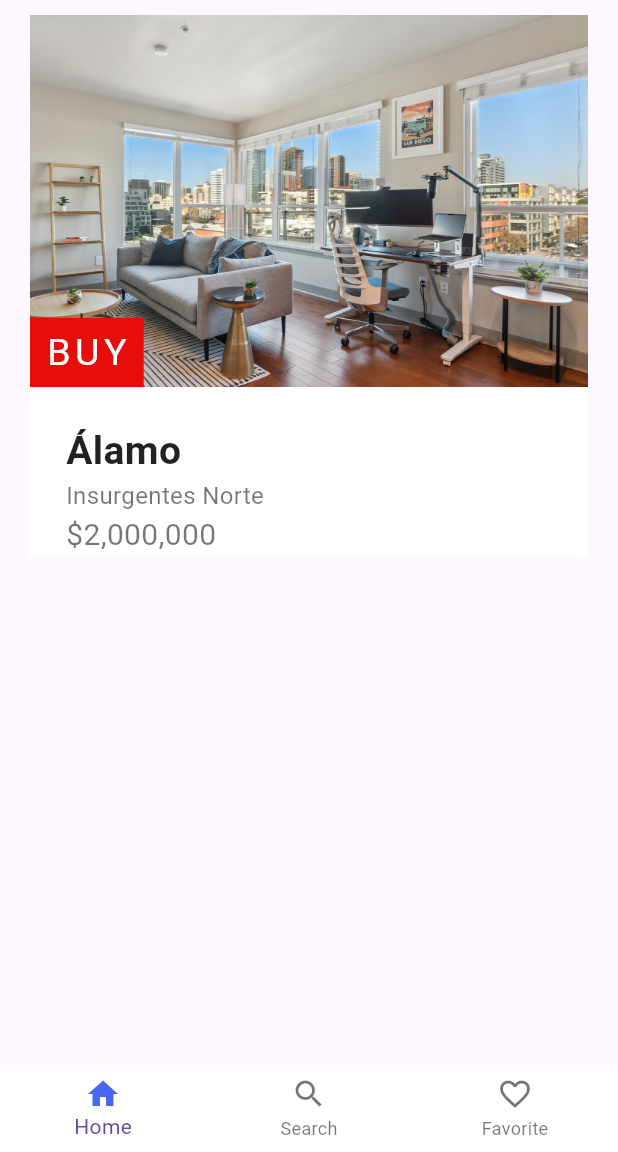
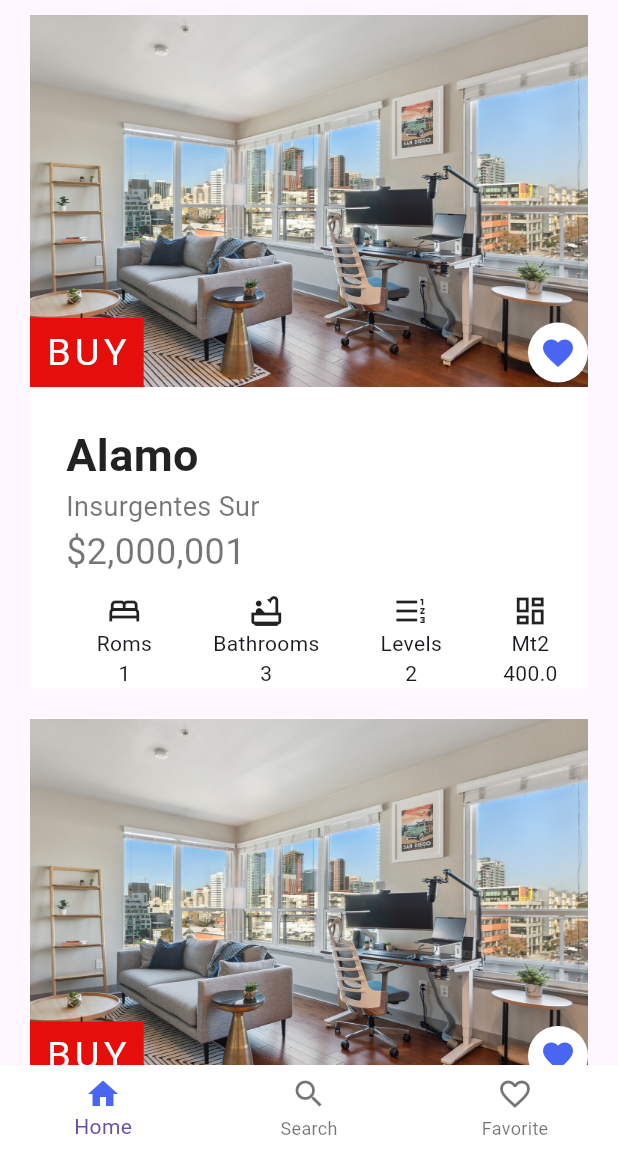
Before and after one commit to edervzz/markup, a Flutter app: the screen it shows after launch, on a phone screen of 412 x 824 dp, the part 84-1236 px from its top. Run offline on Flutter 3.47's test engine with Material 2 defaults, Android fonts, the light colour scheme and no system bars; missing offline and left inert: animated_button_bar; generated files the repository leaves out were written again; Roboto replaces fonts that are missing (Calibri).

Commit message:
✨property card

```diff
--- a/mercury/lib/constants/constants.dart
+++ b/mercury/lib/constants.dart
@@ -2,4 +2,5 @@ import 'package:flutter/material.dart';
 
 const mainColor = Color(0xFF4966F2);
 const activeColor = Color(0xFF49F2A3);
+const alertColor = Color(0xFFE50E0B);
 const pasiveColor = Color.fromARGB(255, 106, 106, 106);
--- a/mercury/lib/container_screen.dart
+++ /dev/null
@@ -1,87 +0,0 @@
-import 'package:flutter/material.dart';
-import 'package:mercury/constants/constants.dart';
-import 'package:mercury/presentation/favorites_screen.dart';
-import 'package:mercury/presentation/home_screen.dart';
-import 'package:mercury/presentation/search_screen.dart';
-import 'package:mercury/presentation/widgets/navbar.dart';
-import 'package:flutter_gen/gen_l10n/app_localizations.dart';
-
-class ContainerScreen extends StatefulWidget {
-  static String name = 'home-screen';
-  const ContainerScreen({super.key});
-
-  @override
-  State<ContainerScreen> createState() => _ContainerScreenState();
-}
-
-class _ContainerScreenState extends State<ContainerScreen> {
-  int screenIndex = 0;
-  final List<Widget> screens = [
-    const HomeScreen(),
-    const SearchScreen(),
-    const FavoriteScreen(),
-  ];
-
-  @override
-  Widget build(BuildContext context) {
-    final navButtons = [
-      BottomNavigationBarItem(
-        icon: const Icon(Icons.home_outlined),
-        activeIcon: const Icon(Icons.home, color: mainColor),
-        label: AppLocalizations.of(context)!.home,
-      ),
-      BottomNavigationBarItem(
-        icon: const Icon(Icons.search_outlined),
-        activeIcon: const Icon(Icons.search, color: mainColor),
-        label: AppLocalizations.of(context)!.search,
-      ),
-      BottomNavigationBarItem(
-        icon: const Icon(Icons.favorite_outline),
-        activeIcon: const Icon(Icons.favorite, color: mainColor),
-        label: AppLocalizations.of(context)!.favorite,
-      ),
-    ];
-
-    return Scaffold(
-      endDrawer: const NavBar(),
-      appBar: AppBar(
-          foregroundColor: Colors.white,
-          backgroundColor: mainColor, //234099
-          centerTitle: true,
-          title: Row(
-            mainAxisAlignment: MainAxisAlignment.start,
-            children: [
-              Image.asset(
-                'assets/images/logo_white_markup.png',
-                fit: BoxFit.fitHeight,
-                height: 40,
-              ),
-              const Padding(
-                padding: EdgeInsets.symmetric(horizontal: 5),
-              ),
-              Image.asset(
-                'assets/images/text_white_markup.png',
-                fit: BoxFit.fitHeight,
-                height: 40,
-              ),
-              const Padding(
-                padding: EdgeInsets.symmetric(horizontal: 25),
-              ),
-            ],
-          )),
-      body: screens[screenIndex],
-      bottomNavigationBar: BottomNavigationBar(
-          elevation: 0,
-          backgroundColor: Colors.white,
-          currentIndex: screenIndex,
-          onTap: (value) {
-            setState(() {
-              screenIndex = value;
-            });
-          },
-          //views home
-          type: BottomNavigationBarType.fixed,
-          items: navButtons),
-    );
-  }
-}
--- /dev/null
+++ b/mercury/lib/entities/property.dart
@@ -0,0 +1,23 @@
+class Property {
+  final String type;
+  final int rooms;
+  final int bathrooms;
+  final int levels;
+  final double mt2;
+  final String propertyName;
+  final String location;
+  final double price;
+  final bool isFavorite;
+
+  Property({
+    String type = "buy",
+    required this.rooms,
+    required this.bathrooms,
+    required this.levels,
+    required this.mt2,
+    required this.propertyName,
+    required this.location,
+    required this.price,
+    required this.isFavorite,
+  }) : type = type.toUpperCase();
+}
--- a/mercury/lib/l10n/app_en.arb
+++ b/mercury/lib/l10n/app_en.arb
@@ -16,5 +16,12 @@
   "search": "Search",
   "favorite": "Favorite",
   "contact": "Contact Us",
-  "search_header": "WHAT ARE YOU LOOKING FOR?"
+  "search_header": "WHAT ARE YOU LOOKING FOR?",
+  "rooms": "Roms",
+  "bathrooms": "Bathrooms",
+  "levels": "Levels",
+  "mt2": "Mt2",
+  "text01": "The house of your dreams \n just one step away!",
+  "callus": "Call Us",
+  "mailus": "Send an email"
 }
--- a/mercury/lib/l10n/app_es.arb
+++ b/mercury/lib/l10n/app_es.arb
@@ -13,5 +13,12 @@
     "search": "Search",
     "favorite": "Favorite",
     "contact": "Contact Us",
-    "search_header": "¿QUÉ ESTÁS BUSCANDO?"
+    "search_header": "¿QUÉ ESTÁS BUSCANDO?",
+    "rooms": "Habitaciones",
+    "bathrooms": "Baños",
+    "levels": "Niveles",
+    "mt2": "Mt2",
+    "text01": "¡La casa de tus \n sueños a un paso!",
+    "callus": "Llámanos",
+    "mailus": "Envía un email"
 }
--- a/mercury/lib/main.dart
+++ b/mercury/lib/main.dart
@@ -1,7 +1,11 @@
 import 'package:flutter/material.dart';
 import 'package:flutter/services.dart';
 import 'package:flutter_gen/gen_l10n/app_localizations.dart';
-import 'package:mercury/container_screen.dart';
+import 'package:mercury/widgets/container_widget.dart';
+
+const mainColor = Color(0xFF4966F2);
+const activeColor = Color(0xFF49F2A3);
+const pasiveColor = Color.fromARGB(255, 106, 106, 106);
 
 void main() {
   runApp(const MainApp());
@@ -14,13 +18,15 @@ class MainApp extends StatelessWidget {
   Widget build(BuildContext context) {
     SystemChrome.setPreferredOrientations([DeviceOrientation.portraitUp]);
     return MaterialApp(
+      debugShowCheckedModeBanner: true,
+      checkerboardOffscreenLayers: true,
       localizationsDelegates: AppLocalizations.localizationsDelegates,
       supportedLocales: AppLocalizations.supportedLocales,
       theme: ThemeData(
         useMaterial3: true,
         fontFamily: "Calibri",
       ),
-      home: const ContainerScreen(),
+      home: ContainerWidget(),
     );
   }
 }
--- a/mercury/lib/presentation/home_screen.dart
+++ /dev/null
@@ -1,22 +0,0 @@
-import 'package:flutter/material.dart';
-import 'package:mercury/presentation/widgets/property_main_info.dart';
-
-class HomeScreen extends StatefulWidget {
-  const HomeScreen({super.key});
-
-  @override
-  State<StatefulWidget> createState() => _HomeScreenState();
-}
-
-class _HomeScreenState extends State<HomeScreen> {
-  @override
-  Widget build(BuildContext context) {
-    return const Center(
-      child: Column(
-        children: [
-          PropertyMainInfo(),
-        ],
-      ),
-    );
-  }
-}
--- a/mercury/lib/presentation/widgets/property_main_info.dart
+++ /dev/null
@@ -1,76 +0,0 @@
-import 'package:flutter/material.dart';
-
-class PropertyMainInfo extends StatefulWidget {
-  const PropertyMainInfo({super.key});
-
-  @override
-  State<StatefulWidget> createState() => _PropertyMainInfoState();
-}
-
-class _PropertyMainInfoState extends State<PropertyMainInfo> {
-  @override
-  Widget build(BuildContext context) {
-    return Container(
-      color: Colors.white,
-      margin: const EdgeInsets.symmetric(horizontal: 20, vertical: 10),
-      child:
-          // Card(
-          // child:
-          Column(
-        crossAxisAlignment: CrossAxisAlignment.start,
-        children: [
-          Stack(
-            alignment: AlignmentDirectional.bottomStart,
-            children: [
-              Image.asset("assets/images/background.jpg", fit: BoxFit.cover),
-              Container(
-                color: const Color(0xFFE50E0B),
-                padding:
-                    const EdgeInsets.symmetric(horizontal: 10, vertical: 5),
-                child: const Text(
-                  "BUY",
-                  style: TextStyle(
-                    color: Colors.white,
-                    fontSize: 25,
-                    letterSpacing: 3,
-                  ),
-                ),
-              ),
-            ],
-          ),
-          Container(
-            margin: const EdgeInsets.only(left: 24, top: 24),
-            child: const Column(
-              crossAxisAlignment: CrossAxisAlignment.start,
-              children: [
-                Text(
-                  "Álamo",
-                  style: TextStyle(
-                    fontWeight: FontWeight.bold,
-                    color: Colors.black87,
-                    fontSize: 26,
-                  ),
-                ),
-                Text(
-                  "Insurgentes Norte",
-                  style: TextStyle(
-                    color: Colors.black54,
-                    fontSize: 16,
-                  ),
-                ),
-                Text(
-                  "\$2,000,000",
-                  style: TextStyle(
-                    color: Colors.black54,
-                    fontSize: 20,
-                  ),
-                ),
-              ],
-            ),
-          )
-        ],
-      ),
-      // ),
-    );
-  }
-}
--- /dev/null
+++ b/mercury/lib/screens/home_screen.dart
@@ -0,0 +1,29 @@
+import 'package:flutter/material.dart';
+import 'package:mercury/entities/property.dart';
+import 'package:mercury/widgets/contact_widget.dart';
+import 'package:mercury/widgets/properties_widget.dart';
+
+class HomeScreen extends StatefulWidget {
+  final List<Property>? properties;
+  const HomeScreen({super.key, this.properties});
+
+  @override
+  State<StatefulWidget> createState() => _HomeScreenState();
+}
+
+class _HomeScreenState extends State<HomeScreen> {
+  @override
+  Widget build(BuildContext context) {
+    var props = PropertiesWidget(properties: widget.properties);
+    return Center(
+      child: SingleChildScrollView(
+        child: Column(
+          children: [
+            props,
+            const ContactWidget(),
+          ],
+        ),
+      ),
+    );
+  }
+}
--- a/mercury/lib/presentation/search_screen.dart
+++ b/mercury/lib/screens/search_screen.dart
@@ -1,8 +1,8 @@
 import 'package:flutter/material.dart';
 import 'package:flutter_gen/gen_l10n/app_localizations.dart';
 import 'package:animated_button_bar/animated_button_bar.dart';
-import 'package:mercury/constants/constants.dart';
-import 'package:mercury/presentation/widgets/search_filters.dart';
+import 'package:mercury/constants.dart';
+import 'package:mercury/widgets/search_filters_widget.dart';
 
 class SearchScreen extends StatefulWidget {
   const SearchScreen({super.key});
--- /dev/null
+++ b/mercury/lib/widgets/contact_widget.dart
@@ -0,0 +1,89 @@
+import 'package:flutter/material.dart';
+import 'package:flutter_gen/gen_l10n/app_localizations.dart';
+
+class ContactWidget extends StatefulWidget {
+  const ContactWidget({super.key});
+
+  @override
+  State<StatefulWidget> createState() => ContactWidgetState();
+}
+
+class ContactWidgetState extends State<ContactWidget> {
+  @override
+  Widget build(BuildContext context) {
+    return Center(
+      child: Column(
+        children: [
+          Padding(
+            padding: const EdgeInsets.symmetric(vertical: 20),
+            child: Text(
+              AppLocalizations.of(context)!.text01,
+              textAlign: TextAlign.center,
+              style: const TextStyle(fontSize: 20),
+            ),
+          ),
+          const Icon(
+            Icons.phone_outlined,
+            color: Colors.red,
+            size: 35,
+          ),
+          Padding(
+            padding: const EdgeInsets.symmetric(vertical: 20),
+            child: Column(
+              children: [
+                Text(
+                  AppLocalizations.of(context)!.callus,
+                  textAlign: TextAlign.center,
+                  style: const TextStyle(
+                    fontSize: 20,
+                    fontWeight: FontWeight.bold,
+                  ),
+                ),
+                TextButton(
+                  onPressed: () => {},
+                  child: const Text(
+                    "55 4811 8173",
+                    textAlign: TextAlign.center,
+                    style: TextStyle(
+                      fontSize: 20,
+                    ),
+                  ),
+                ),
+              ],
+            ),
+          ),
+          const Icon(
+            Icons.mail_outline,
+            color: Colors.red,
+            size: 35,
+          ),
+          Padding(
+            padding: const EdgeInsets.symmetric(vertical: 20),
+            child: Column(
+              children: [
+                Text(
+                  AppLocalizations.of(context)!.callus,
+                  textAlign: TextAlign.center,
+                  style: const TextStyle(
+                    fontSize: 20,
+                    fontWeight: FontWeight.bold,
+                  ),
+                ),
+                TextButton(
+                  onPressed: () => {},
+                  child: const Text(
+                    "info@markup.mx",
+                    textAlign: TextAlign.center,
+                    style: TextStyle(
+                      fontSize: 20,
+                    ),
+                  ),
+                ),
+              ],
+            ),
+          ),
+        ],
+      ),
+    );
+  }
+}
--- /dev/null
+++ b/mercury/lib/widgets/container_widget.dart
@@ -0,0 +1,156 @@
+import 'package:flutter/material.dart';
+import 'package:mercury/constants.dart';
+import 'package:mercury/entities/property.dart';
+import 'package:mercury/screens/favorites_screen.dart';
+import 'package:mercury/screens/home_screen.dart';
+import 'package:mercury/screens/search_screen.dart';
+import 'package:mercury/widgets/navbar_widget.dart';
+import 'package:flutter_gen/gen_l10n/app_localizations.dart';
+
+class ContainerWidget extends StatefulWidget {
+  static String name = 'home-screen';
+  late List<Property> properties;
+  ContainerWidget({super.key}) {
+    properties = List.empty(growable: true);
+    properties.add(
+      Property(
+          type: "buy",
+          rooms: 1,
+          mt2: 400,
+          levels: 2,
+          location: "Insurgentes Sur",
+          price: 2000001,
+          propertyName: "Alamo",
+          bathrooms: 3,
+          isFavorite: true),
+    );
+    properties.add(
+      Property(
+          type: "rent",
+          rooms: 2,
+          bathrooms: 1,
+          levels: 1,
+          mt2: 84,
+          location: "Bonfil",
+          price: 8003,
+          propertyName: "Av 16 de Septiembre",
+          isFavorite: false),
+    );
+  }
+
+  @override
+  State<ContainerWidget> createState() => _ContainerWidgetState();
+}
+
+class _ContainerWidgetState extends State<ContainerWidget> {
+  int screenIndex = 0;
+
+  List<Widget> screens = List.empty(growable: true);
+  List<Property> properties = List.empty(growable: true);
+
+  @override
+  Widget build(BuildContext context) {
+    properties = List.empty(growable: true);
+    properties.add(
+      Property(
+          type: "buy",
+          rooms: 1,
+          mt2: 400,
+          levels: 2,
+          location: "Insurgentes Sur",
+          price: 2000001,
+          propertyName: "Alamo",
+          bathrooms: 3,
+          isFavorite: true),
+    );
+    properties.add(
+      Property(
+          type: "buy",
+          rooms: 1,
+          mt2: 400,
+          levels: 2,
+          location: "Insurgentes Sur",
+          price: 2000001,
+          propertyName: "ZXCV",
+          bathrooms: 3,
+          isFavorite: true),
+    );
+    properties.add(
+      Property(
+          type: "rent",
+          rooms: 2,
+          bathrooms: 1,
+          levels: 1,
+          mt2: 84,
+          location: "Bonfil",
+          price: 8003,
+          propertyName: "Av 16 de Septiembre",
+          isFavorite: false),
+    );
+    screens.add(HomeScreen(
+      properties: properties,
+    ));
+    screens.add(const SearchScreen());
+    screens.add(const SearchScreen());
+
+    final navButtons = [
+      BottomNavigationBarItem(
+        icon: const Icon(Icons.home_outlined),
+        activeIcon: const Icon(Icons.home, color: mainColor),
+        label: AppLocalizations.of(context)!.home,
+      ),
+      BottomNavigationBarItem(
+        icon: const Icon(Icons.search_outlined),
+        activeIcon: const Icon(Icons.search, color: mainColor),
+        label: AppLocalizations.of(context)!.search,
+      ),
+      BottomNavigationBarItem(
+        icon: const Icon(Icons.favorite_outline),
+        activeIcon: const Icon(Icons.favorite, color: mainColor),
+        label: AppLocalizations.of(context)!.favorite,
+      ),
+    ];
+
+    return Scaffold(
+      endDrawer: const NavBarWidget(),
+      appBar: AppBar(
+          foregroundColor: Colors.white,
+          backgroundColor: mainColor, //234099
+          centerTitle: true,
+          title: Row(
+            mainAxisAlignment: MainAxisAlignment.start,
+            children: [
+              Image.asset(
+                'assets/images/logo_white_markup.png',
+                fit: BoxFit.fitHeight,
+                height: 40,
+              ),
+              const Padding(
+                padding: EdgeInsets.symmetric(horizontal: 5),
+              ),
+              Image.asset(
+                'assets/images/text_white_markup.png',
+                fit: BoxFit.fitHeight,
+                height: 40,
+              ),
+              const Padding(
+                padding: EdgeInsets.symmetric(horizontal: 25),
+              ),
+            ],
+          )),
+      body: screens[screenIndex],
+      bottomNavigationBar: BottomNavigationBar(
+          elevation: 0,
+          backgroundColor: Colors.white,
+          currentIndex: screenIndex,
+          onTap: (value) {
+            setState(() {
+              screenIndex = value;
+            });
+          },
+          //views home
+          type: BottomNavigationBarType.fixed,
+          items: navButtons),
+    );
+  }
+}
--- a/mercury/lib/presentation/widgets/navbar.dart
+++ b/mercury/lib/widgets/navbar_widget.dart
@@ -1,16 +1,16 @@
 import 'package:flutter/material.dart';
 import 'package:flutter_gen/gen_l10n/app_localizations.dart';
 
-import '../../constants/constants.dart';
+import '../constants.dart';
 
-class NavBar extends StatefulWidget {
-  const NavBar({super.key});
+class NavBarWidget extends StatefulWidget {
+  const NavBarWidget({super.key});
 
   @override
-  State<StatefulWidget> createState() => _NavBar();
+  State<StatefulWidget> createState() => _NavBarState();
 }
 
-class _NavBar extends State<NavBar> {
+class _NavBarState extends State<NavBarWidget> {
   @override
   Widget build(BuildContext context) {
     return Drawer(
--- /dev/null
+++ b/mercury/lib/widgets/properties_widget.dart
@@ -0,0 +1,28 @@
+import 'package:flutter/widgets.dart';
+import 'package:mercury/entities/property.dart';
+import 'package:mercury/widgets/property_widget.dart';
+
+class PropertiesWidget extends StatefulWidget {
+  final List<Property>? properties;
+
+  const PropertiesWidget({super.key, required this.properties});
+
+  @override
+  State<StatefulWidget> createState() => PropertiesWidgetState();
+}
+
+class PropertiesWidgetState extends State<PropertiesWidget> {
+  @override
+  Widget build(BuildContext context) {
+    List<Widget> props = List.empty(growable: true);
+    if (widget.properties != null) {
+      for (var element in widget.properties!) {
+        props.add(PropertyWidget(property: element));
+      }
+    }
+
+    return Column(
+      children: [...props],
+    );
+  }
+}
--- /dev/null
+++ b/mercury/lib/widgets/property_widget.dart
@@ -0,0 +1,127 @@
+import 'package:flutter/material.dart';
+import 'package:flutter_gen/gen_l10n/app_localizations.dart';
+import 'package:intl/intl.dart';
+import 'package:mercury/constants.dart';
+
+import '../entities/property.dart';
+
+class PropertyWidget extends StatefulWidget {
+  final Property property;
+
+  const PropertyWidget({
+    super.key,
+    String types = "",
+    required this.property,
+  });
+
+  @override
+  State<StatefulWidget> createState() => _PropertyWidgetState();
+}
+
+class _PropertyWidgetState extends State<PropertyWidget> {
+  @override
+  Widget build(BuildContext context) {
+    return Container(
+      color: Colors.white,
+      margin: const EdgeInsets.symmetric(horizontal: 20, vertical: 10),
+      child: Column(
+        crossAxisAlignment: CrossAxisAlignment.start,
+        children: [
+          Stack(
+            alignment: AlignmentDirectional.bottomStart,
+            children: [
+              Image.asset("assets/images/background.jpg", fit: BoxFit.fill),
+              Row(
+                mainAxisAlignment: MainAxisAlignment.spaceBetween,
+                children: [
+                  Container(
+                    color: alertColor,
+                    padding:
+                        const EdgeInsets.symmetric(horizontal: 10, vertical: 5),
+                    child: Text(
+                      widget.property.type,
+                      style: const TextStyle(
+                        color: Colors.white,
+                        fontSize: 25,
+                        letterSpacing: 3,
+                      ),
+                    ),
+                  ),
+                  CircleAvatar(
+                    backgroundColor: Colors.white,
+                    child: Icon(
+                        widget.property.isFavorite
+                            ? Icons.favorite
+                            : Icons.favorite_border,
+                        color: mainColor),
+                  ),
+                ],
+              ),
+            ],
+          ),
+          Container(
+            margin: const EdgeInsets.only(left: 24, top: 24),
+            child: Column(
+              crossAxisAlignment: CrossAxisAlignment.start,
+              children: [
+                Text(
+                  widget.property.propertyName,
+                  maxLines: 2,
+                  style: const TextStyle(
+                      fontWeight: FontWeight.bold,
+                      color: Colors.black87,
+                      fontSize: 30),
+                ),
+                Text(
+                  widget.property.location,
+                  maxLines: 2,
+                  style: const TextStyle(color: Colors.black54, fontSize: 18),
+                ),
+                Text(
+                  "\$${NumberFormat("###,###.##").format(widget.property.price)}",
+                  style: const TextStyle(color: Colors.black54, fontSize: 24),
+                ),
+                const Padding(padding: EdgeInsets.only(top: 10)),
+                Row(
+                  crossAxisAlignment: CrossAxisAlignment.center,
+                  mainAxisAlignment: MainAxisAlignment.spaceAround,
+                  children: [
+                    Column(
+                      children: [
+                        const Icon(Icons.bed_outlined),
+                        Text(AppLocalizations.of(context)!.rooms),
+                        Text(widget.property.rooms.toString()),
+                      ],
+                    ),
+                    Column(
+                      children: [
+                        const Icon(Icons.bathtub_outlined),
+                        Text(AppLocalizations.of(context)!.bathrooms),
+                        Text(widget.property.bathrooms.toString()),
+                      ],
+                    ),
+                    Column(
+                      children: [
+                        const Icon(Icons.format_list_numbered_rtl),
+                        Text(AppLocalizations.of(context)!.levels),
+                        Text(widget.property.levels.toString()),
+                      ],
+                    ),
+                    Column(
+                      children: [
+                        const Icon(Icons.dashboard_outlined),
+                        Text(AppLocalizations.of(context)!.mt2),
+                        Text(widget.property.mt2.toString()),
+                      ],
+                    )
+                  ],
+                ),
+              ],
+            ),
+          )
+        ],
+      ),
+      // ),
+    );
+  }
+}
--- a/mercury/lib/presentation/widgets/search_filters.dart
+++ b/mercury/lib/widgets/search_filters_widget.dart
@@ -1,7 +1,7 @@
 import 'package:animated_button_bar/animated_button_bar.dart';
 import 'package:flutter/material.dart';
 import 'package:flutter_gen/gen_l10n/app_localizations.dart';
-import 'package:mercury/constants/constants.dart';
+import 'package:mercury/constants.dart';
 
 class SearchFilter extends StatefulWidget {
   const SearchFilter({super.key});
--- a/mercury/pubspec.yaml
+++ b/mercury/pubspec.yaml
@@ -10,8 +10,10 @@ dependencies:
   animated_button_bar: ^1.0.0
   flutter:
     sdk: flutter
+  flutter_email_sender: ^6.0.2
   flutter_localizations:
     sdk: flutter
+  flutter_phone_direct_caller: ^2.1.1
   go_router: ^12.1.1
   intl: any
 
```
Also changed, not shown: mercury/lib/screens/favorites_screen.dart (renamed from mercury/lib/presentation/favorites_screen.dart).
